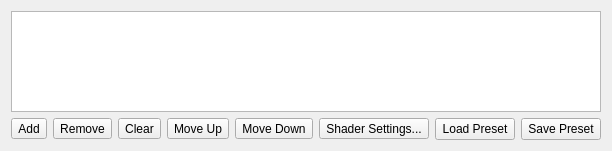
kofxi3584karlayang/duckstation, file src/duckstation-qt/postprocessingchainconfigwidget.ui: the form before one commit.
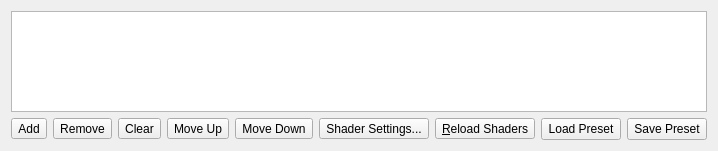
The form after the commit. Icons and pictures are not drawn.

Commit message: Qt: Add reload button to postprocessing UI

Diff of the .ui file:
```diff
--- a/src/duckstation-qt/postprocessingchainconfigwidget.ui
+++ b/src/duckstation-qt/postprocessingchainconfigwidget.ui
@@ -82,6 +82,17 @@
        </property>
       </widget>
      </item>
+     <item>
+      <widget class="QToolButton" name="reload">
+       <property name="text">
+        <string>&amp;Reload Shaders</string>
+       </property>
+       <property name="icon">
+        <iconset resource="resources/icons.qrc">
+         <normaloff>:/icons/view-refresh.png</normaloff>:/icons/view-refresh.png</iconset>
+       </property>
+      </widget>
+     </item>
      <item>
       <spacer name="horizontalSpacer">
        <property name="orientation">
```
The commit also changes 4 other files.
